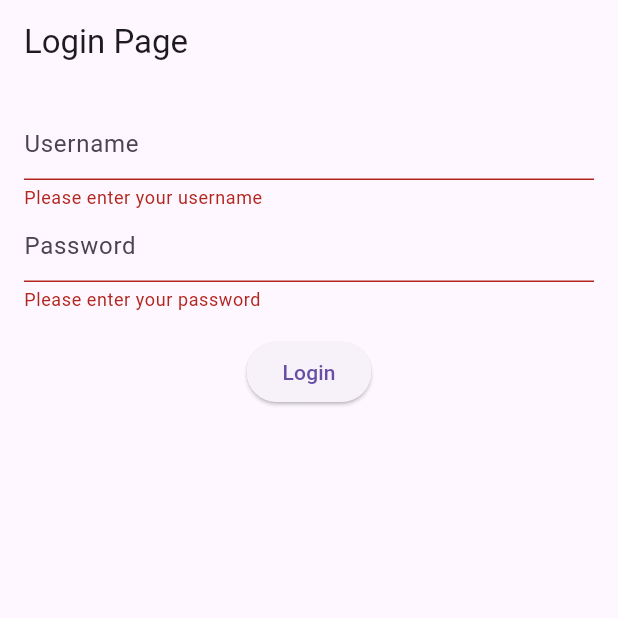
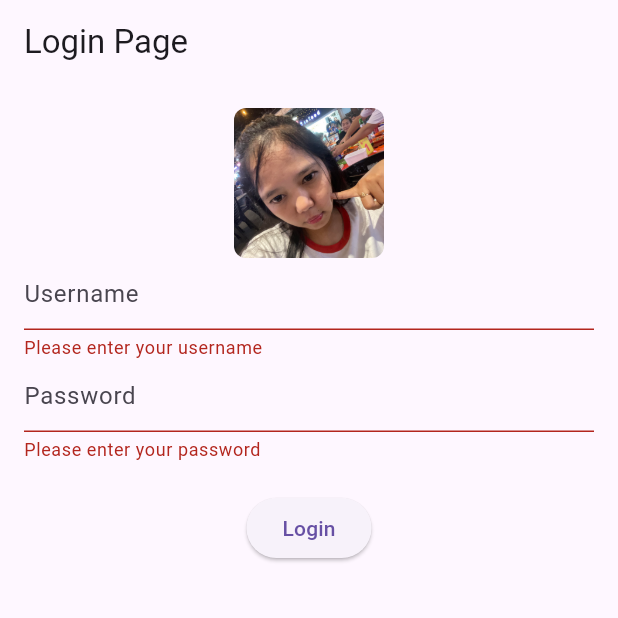
Before and after one commit to Maniexie/flutter-supervisi-metode-aikens-v-skripsi, a Flutter app: the screen it shows after launch, after a tap on "Login", on a phone screen of 412 x 824 dp, the top half of it. Run offline on Flutter 3.47's test engine with Material 3 defaults, Android fonts, the phone set to English and light mode, and no system bars; our stand-ins replace shared_preferences; network calls fail.

Commit message:
login(ok)-profile->logout

```diff
--- /dev/null
+++ b/lib/pages/auth/login.dart
@@ -0,0 +1,113 @@
+import 'package:flutter/material.dart';
+import 'package:shared_preferences/shared_preferences.dart';
+import 'package:supervisi/pages/dashboard.dart';
+import 'package:supervisi/services/api_service.dart';
+
+class LoginPage extends StatefulWidget {
+  static const routeName = '/login';
+
+  @override
+  State<LoginPage> createState() => _LoginPageState();
+}
+
+class _LoginPageState extends State<LoginPage> {
+  final TextEditingController usernameController = TextEditingController();
+
+  final TextEditingController passwordController = TextEditingController();
+
+  final _formKey = GlobalKey<FormState>();
+
+  bool isLoading = false;
+  @override
+  Widget build(BuildContext context) {
+    return Scaffold(
+      appBar: AppBar(title: Text("Login Page")),
+      body: Padding(
+        padding: const EdgeInsets.all(16.0),
+        child: Form(
+          key: _formKey,
+          child: Column(
+            children: [
+              ClipRRect(
+                borderRadius: BorderRadius.circular(8.0),
+                child: Image.asset('assets/images/image1.jpg', height: 100),
+              ),
+              TextFormField(
+                controller: usernameController,
+                decoration: InputDecoration(hintText: "Username"),
+                validator: (value) {
+                  if (value == null || value.isEmpty) {
+                    return 'Please enter your username';
+                  }
+                  return null;
+                },
+              ),
+              TextFormField(
+                controller: passwordController,
+                decoration: InputDecoration(hintText: "Password"),
+                obscureText: true,
+                validator: (value) {
+                  if (value == null || value.isEmpty) {
+                    return 'Please enter your password';
+                  }
+                  return null;
+                },
+              ),
+              SizedBox(height: 20),
+
+              isLoading
+                  ? Center(child: CircularProgressIndicator())
+                  : ElevatedButton(
+                      onPressed: () async {
+                        if (_formKey.currentState!.validate()) {
+                          setState(() {
+                            isLoading = true;
+                          });
+
+                          try {
+                            var result = await ApiLoginService.login(
+                              usernameController.text,
+                              passwordController.text,
+                            );
+
+                            if (result['token'] != null) {
+                              final prefs =
+                                  await SharedPreferences.getInstance();
+
+                              await prefs.setString('token', result['token']);
+                            }
+
+                            if (result['success'] == true) {
+                              Navigator.pushNamed(
+                                context,
+                                DashboardPage.routeName,
+                              );
+
+                              ScaffoldMessenger.of(context).showSnackBar(
+                                SnackBar(content: Text('Login success')),
+                              );
+                            } else {
+                              ScaffoldMessenger.of(context).showSnackBar(
+                                SnackBar(content: Text('Login failed')),
+                              );
+                            }
+                          } catch (e) {
+                            ScaffoldMessenger.of(context).showSnackBar(
+                              SnackBar(content: Text('Error: $e')),
+                            );
+                          } finally {
+                            setState(() {
+                              isLoading = false;
+                            });
+                          }
+                        }
+                      },
+                      child: Text("Login"),
+                    ),
+            ],
+          ),
+        ),
+      ),
+    );
+  }
+}
--- a/lib/pages/login.dart
+++ /dev/null
@@ -1,76 +0,0 @@
-import 'package:flutter/material.dart';
-import 'package:supervisi/pages/dashboard.dart';
-import 'package:supervisi/services/api_service.dart';
-
-class LoginPage extends StatelessWidget {
-  static const routeName = '/login';
-  final TextEditingController usernameController = TextEditingController();
-  final TextEditingController passwordController = TextEditingController();
-
-  final _formKey = GlobalKey<FormState>();
-
-  @override
-  Widget build(BuildContext context) {
-    return Scaffold(
-      appBar: AppBar(title: Text("Login Page")),
-      body: Padding(
-        padding: const EdgeInsets.all(16.0),
-        child: Form(
-          key: _formKey,
-          child: Column(
-            children: [
-              ClipRRect(
-                borderRadius: BorderRadius.circular(8.0),
-                // child: Image.asset('assets/images/image1.jpg', height: 100),
-              ),
-              TextFormField(
-                controller: usernameController,
-                decoration: InputDecoration(hintText: "Username"),
-                validator: (value) {
-                  if (value == null || value.isEmpty) {
-                    return 'Please enter your username';
-                  }
-                  return null;
-                },
-              ),
-              TextFormField(
-                controller: passwordController,
-                decoration: InputDecoration(hintText: "Password"),
-                obscureText: true,
-                validator: (value) {
-                  if (value == null || value.isEmpty) {
-                    return 'Please enter your password';
-                  }
-                  return null;
-                },
-              ),
-              SizedBox(height: 16.0),
-              ElevatedButton(
-                onPressed: () async {
-                  if (_formKey.currentState!.validate()) {
-                    var result = await ApiLoginService.login(
-                      usernameController.text,
-                      passwordController.text,
-                    );
-
-                    if (result['success'] == true) {
-                      Navigator.pushNamed(context, DashboardPage.routeName);
-                      ScaffoldMessenger.of(
-                        context,
-                      ).showSnackBar(SnackBar(content: Text('Login success')));
-                    } else {
-                      ScaffoldMessenger.of(
-                        context,
-                      ).showSnackBar(SnackBar(content: Text('Login failed')));
-                    }
-                  }
-                },
-                child: Text("Login"),
-              ),
-            ],
-          ),
-        ),
-      ),
-    );
-  }
-}
--- a/lib/routes/AppPages.dart
+++ b/lib/routes/AppPages.dart
@@ -3,11 +3,13 @@ import 'package:flutter/material.dart';
 import 'AppRoutes.dart';
 
 import 'package:supervisi/pages/dashboard.dart';
-import 'package:supervisi/pages/login.dart';
+import 'package:supervisi/pages/auth/login.dart';
+import 'package:supervisi/pages/aiken/item_penilaian.dart';
 
 class AppPages {
   static Map<String, WidgetBuilder> routes = {
     AppRoutes.login: (context) => LoginPage(),
     AppRoutes.dashboard: (context) => DashboardPage(),
+    AppRoutes.item_penilaian: (context) => ItemPenilaian(),
   };
 }
--- a/lib/routes/AppRoutes.dart
+++ b/lib/routes/AppRoutes.dart
@@ -1,4 +1,5 @@
 class AppRoutes {
   static const String login = '/login';
   static const String dashboard = '/dashboard';
+  static const String item_penilaian = '/item_penilaian';
 }
--- a/pubspec.yaml
+++ b/pubspec.yaml
@@ -2,7 +2,7 @@ name: supervisi
 description: "A new Flutter project."
 # The following line prevents the package from being accidentally published to
 # pub.dev using `flutter pub publish`. This is preferred for private packages.
-publish_to: 'none' # Remove this line if you wish to publish to pub.dev
+publish_to: "none" # Remove this line if you wish to publish to pub.dev
 
 # The following defines the version and build number for your application.
 # A version number is three numbers separated by dots, like 1.2.43
@@ -31,7 +31,7 @@ dependencies:
   flutter:
     sdk: flutter
   http: ^1.6.0
-
+  shared_preferences: ^2.2.3
 
   # The following adds the Cupertino Icons font to your application.
   # Use with the CupertinoIcons class for iOS style icons.
@@ -53,7 +53,6 @@ dev_dependencies:
 
 # The following section is specific to Flutter packages.
 flutter:
-
   # The following line ensures that the Material Icons font is
   # included with your application, so that you can use the icons in
   # the material Icons class.
```
Also changed, not shown: lib/pages/aiken/item_penilaian.dart (added, +10 -0 lines), lib/pages/auth/logout.dart (added, +10 -0 lines), lib/pages/dashboard.dart (+37 -3 lines), lib/pages/profile.dart (added, +106 -0 lines), lib/services/api_service.dart (+48 -2 lines), lib/widgets/bottom_navigation.dart (added, +34 -0 lines), pubspec.lock, 1 other file.
